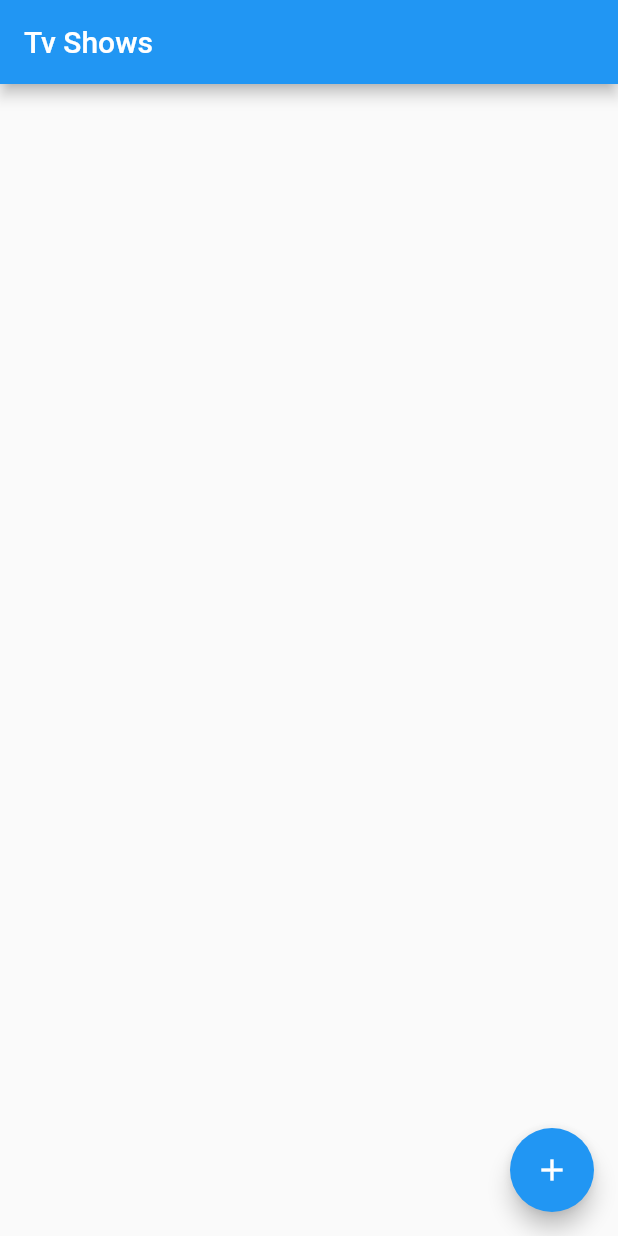
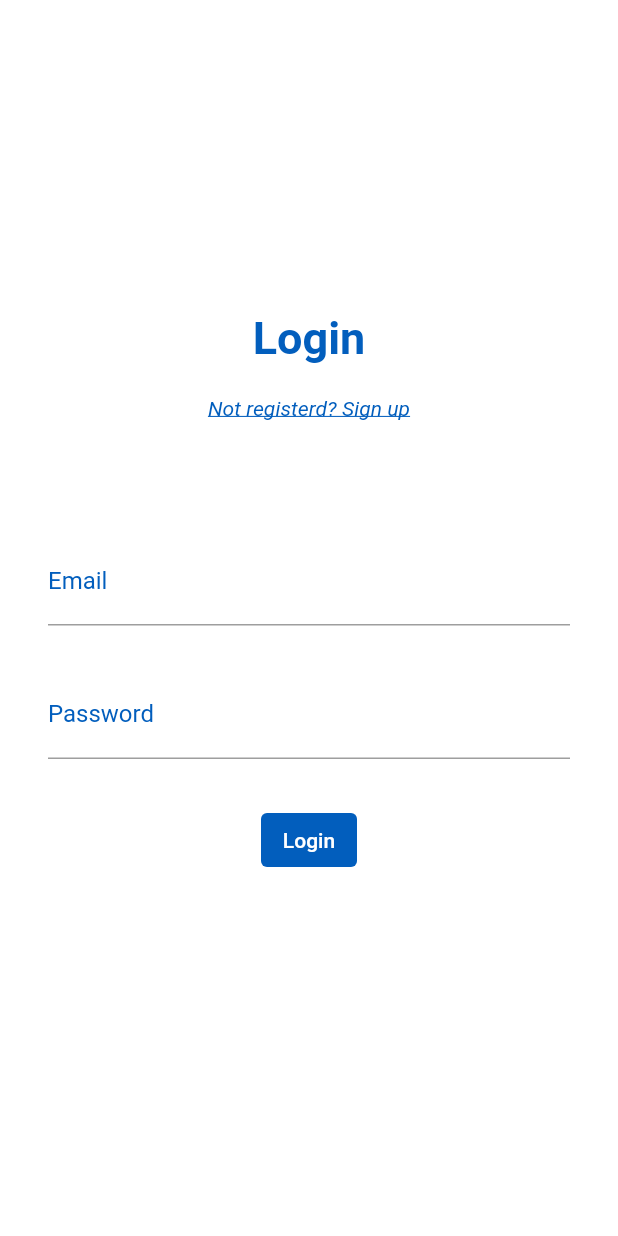
Before and after one commit to it19075136/spark-tv-show-reminder, a Flutter app: the screen it shows after launch, on a phone screen of 412 x 824 dp. Run offline on Flutter 3.47's test engine with Material 2 defaults, Android fonts, the phone set to English and light mode, and no system bars; our stand-ins replace cloud_firestore, firebase_auth, firebase_core, firebase_storage; accounts and stored records are empty.

Commit message:
User management and welcome screen

```diff
--- /dev/null
+++ b/lib/constants.dart
@@ -0,0 +1,4 @@
+import 'package:flutter/material.dart';
+
+const kPrimaryColor = Color(0xFF025EBD);
+const kPrimaryLightColor = Color(0xFFFFFFFF);
--- a/lib/main.dart
+++ b/lib/main.dart
@@ -1,7 +1,11 @@
 import 'package:firebase_core/firebase_core.dart';
 import 'package:flutter/material.dart';
 import 'package:spark_tv_shows/pages/channels.dart';
+import 'package:spark_tv_shows/constants.dart';
+import 'package:spark_tv_shows/pages/login/login.dart';
+import 'package:spark_tv_shows/pages/signUp/register.dart';
 import 'package:spark_tv_shows/pages/tv_show.dart';
+import 'package:spark_tv_shows/pages/welcome/welcome.dart';
 
 import 'config/firebase_config.dart';
 
@@ -20,12 +24,20 @@
   @override
   Widget build(BuildContext context) {
     return MaterialApp(
+      initialRoute: '/login',
+      routes: {
+        '/login': (context) => const Login(),
+        '/register': (context) => const Register(),
+        '/welcome': (context) => const Welcome(),
+        '/tvShows': (context) => const TvShow(),
+        '/channels': (context) => const Channels()
+      },
       title: 'Spark TV Shows',
       debugShowCheckedModeBanner: false,
       theme: ThemeData(
-        primarySwatch: Colors.blue,
-      ),
-      home: TvShow(),
+        primaryColor: kPrimaryColor,
+        scaffoldBackgroundColor: Colors.white
+      )
     );
   }
 }
--- /dev/null
+++ b/lib/pages/login/login.dart
@@ -0,0 +1,137 @@
+import 'package:firebase_auth/firebase_auth.dart';
+import 'package:flutter/cupertino.dart';
+import 'package:flutter/material.dart';
+import 'package:spark_tv_shows/constants.dart';
+import 'package:spark_tv_shows/pages/services/auth/firebaseAuth.dart';
+import 'package:spark_tv_shows/pages/signUp/register.dart';
+
+class Login extends StatefulWidget {
+  const Login({Key? key}) : super(key: key);
+
+  @override
+  _LoginState createState() => _LoginState();
+}
+
+class _LoginState extends State<Login> {
+  final _key = GlobalKey<FormState>();
+
+  final FirebaseAuthentication _auth = FirebaseAuthentication();
+
+  TextEditingController _emailContoller = TextEditingController();
+  TextEditingController _passwordController = TextEditingController();
+
+  @override
+  Widget build(BuildContext context) {
+    return Scaffold(
+      body: Container(
+        color: kPrimaryLightColor,
+        child: Center(
+          child: Form(
+            key: _key,
+            child: Column(
+              mainAxisAlignment: MainAxisAlignment.center,
+              children: [
+                Text(
+                  'Login',
+                  style: TextStyle(
+                    color: kPrimaryColor,
+                    fontSize: 30,
+                    fontWeight: FontWeight.w600,
+                  ),
+                ),
+                SizedBox(height: 5),
+                TextButton(
+                    child: Text('Not registerd? Sign up'),
+                    onPressed: () {
+                      Navigator.of(context).push(
+                        CupertinoPageRoute(
+                          fullscreenDialog: true,
+                          builder: (context) => Register(),
+                        ),
+                      );
+                    },
+                    style: TextButton.styleFrom(
+                        primary: kPrimaryColor,
+                        textStyle: const TextStyle(
+                            fontStyle: FontStyle.italic,
+                            decoration:   TextDecoration.underline
+                        )
+                    )
+                ),
+                Padding(
+                  padding: const EdgeInsets.all(32.0),
+                  child: Column(
+                    children: [
+                      SizedBox(height: 30),
+                      TextFormField(
+                        controller: _emailContoller,
+                        validator: (value) {
+                          if (value!.isEmpty) {
+                            return 'Email cannot be empty';
+                          } else
+                            return null;
+                        },
+                        decoration: InputDecoration(
+                            labelText: 'Email',
+                            labelStyle: TextStyle(color: kPrimaryColor)),
+                        style: TextStyle(color: Colors.black),
+                      ),
+                      SizedBox(height: 30),
+                      TextFormField(
+                        controller: _passwordController,
+                        obscureText: true,
+                        validator: (value) {
+                          if (value!.isEmpty) {
+                            return 'Password cannot be empty';
+                          } else
+                            return null;
+                        },
+                        decoration: InputDecoration(
+                            labelText: 'Password',
+                            labelStyle: TextStyle(color: kPrimaryColor)),
+                        style: TextStyle(
+                          color: Colors.black,
+                        ),
+                      ),
+                      SizedBox(height: 30),
+                      Row(
+                        mainAxisAlignment: MainAxisAlignment.spaceEvenly,
+                        children: [
+                          TextButton(
+                            child: Text('Login'),
+                            onPressed: () {
+                              if (_key.currentState!.validate()) {
+                                login();
+                              }
+                            },
+                            style: TextButton.styleFrom(
+                                primary: kPrimaryLightColor,
+                                backgroundColor: kPrimaryColor
+                            ),
+                          ),
+                        ],
+                      ),
+                    ],
+                  ),
+                ),
+              ],
+            ),
+          ),
+        ),
+      ),
+    );
+  }
+
+  void login() async {
+    dynamic result = await _auth.login(_emailContoller.text, _passwordController.text);
+    if(result == null){
+      print("Failed to login");
+    }
+    else {
+      print(result.toString());
+      _emailContoller.clear();
+      _passwordController.clear();
+      Navigator.pushNamed(context, '/welcome');
+    }
+  }
+}
--- /dev/null
+++ b/lib/pages/services/auth/firebaseAuth.dart
@@ -0,0 +1,41 @@
+import 'package:firebase_auth/firebase_auth.dart';
+import 'package:flutter/cupertino.dart';
+import '../user/userServices.dart';
+
+class FirebaseAuthentication {
+
+  final FirebaseAuth _auth = FirebaseAuth.instance;
+
+// Sign up
+  Future insertUser(String name, String email, String password, String phone, String type) async {
+    try {
+      UserCredential userCredential = await _auth.createUserWithEmailAndPassword(email: email, password: password);
+      await UserServices().insertUser(userCredential.user!.uid, name, email, phone, type);
+      return userCredential.user;
+    }
+    catch (err) {
+      print(err.toString());
+    }
+  }
+
+// Sign in
+ Future login(String email, String password) async {
+    try {
+      UserCredential userCredential = await _auth.signInWithEmailAndPassword(email: email, password: password);
+      return userCredential.user;
+    }
+    catch (err) {
+      print(err.toString());
+    }
+ }
+// logout
+Future logout() async {
+    try {
+      return _auth.signOut();
+    }
+    catch (err) {
+      print(err.toString());
+      return null;
+    }
+}
+}
--- a/pubspec.yaml
+++ b/pubspec.yaml
@@ -39,6 +39,8 @@ dependencies:
   firebase_storage: ^10.2.9
   image_picker: ^0.8.4+11
   font_awesome_flutter: ^10.0.0
+  flutter_svg: ^0.17.4
+  firebase_auth: ^3.3.11
 
 dev_dependencies:
   flutter_test:
@@ -65,11 +67,11 @@ flutter:
   # To add assets to your application, add an assets section, like this:
   assets:
     - images/channel.jpg
-  #   - images/a_dot_ham.jpeg
+    - assets/images/
+    - assets/icons/
 
   # An image asset can refer to one or more resolution-specific "variants", see
   # https://flutter.dev/assets-and-images/#resolution-aware.
-
   # For details regarding adding assets from package dependencies, see
   # https://flutter.dev/assets-and-images/#from-packages
 
```
Also changed, not shown: lib/components/rounded_button.dart (added, +37 -0 lines), lib/pages/services/user/userServices.dart (added, +38 -0 lines), lib/pages/signUp/register.dart (added, +190 -0 lines), lib/pages/welcome/components/background.dart (added, +31 -0 lines), lib/pages/welcome/components/body.dart (added, +47 -0 lines), lib/pages/welcome/welcome.dart (added, +98 -0 lines), assets/images/welcome.jpg (added), pubspec.lock.
